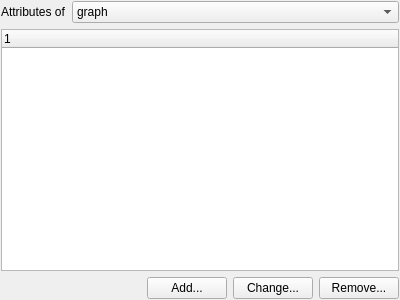
This is dpse2/src/commonui/CClassAttributesEditorUI.ui in ArsMasiuk/DPSE as Qt 5 draws it before an edit. The edited form follows.
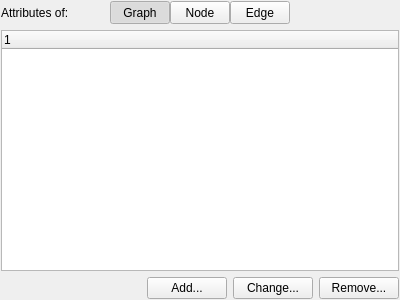
This is the edited form. Custom widgets are drawn as their Qt base class.

```diff
--- a/dpse2/src/commonui/CClassAttributesEditorUI.ui
+++ b/dpse2/src/commonui/CClassAttributesEditorUI.ui
@@ -27,42 +27,147 @@
     <number>1</number>
    </property>
    <item>
-    <layout class="QHBoxLayout" name="horizontalLayout_2">
+    <layout class="QHBoxLayout" name="horizontalLayout_2" stretch="1,0,0,0,1">
+     <property name="spacing">
+      <number>0</number>
+     </property>
      <item>
       <widget class="QLabel" name="label">
-       <property name="text">
-        <string>Attributes of</string>
-       </property>
-      </widget>
-     </item>
-     <item>
-      <widget class="QComboBox" name="ClassId">
-       <property name="sizePolicy">
-        <sizepolicy hsizetype="Expanding" vsizetype="Fixed">
-         <horstretch>0</horstretch>
-         <verstretch>0</verstretch>
-        </sizepolicy>
-       </property>
        <property name="statusTip">
         <string>Choose element to edit default attributes</string>
        </property>
-       <item>
-        <property name="text">
-         <string>graph</string>
-        </property>
-       </item>
-       <item>
-        <property name="text">
-         <string>node</string>
-        </property>
-       </item>
-       <item>
-        <property name="text">
-         <string>edge</string>
-        </property>
-       </item>
+       <property name="text">
+        <string>Attributes of:</string>
+       </property>
       </widget>
      </item>
+     <item>
+      <widget class="QToolButton" name="GraphButton">
+       <property name="sizePolicy">
+        <sizepolicy hsizetype="Fixed" vsizetype="Preferred">
+         <horstretch>0</horstretch>
+         <verstretch>0</verstretch>
+        </sizepolicy>
+       </property>
+       <property name="minimumSize">
+        <size>
+         <width>60</width>
+         <height>23</height>
+        </size>
+       </property>
+       <property name="statusTip">
+        <string>Edit graph attributes</string>
+       </property>
+       <property name="text">
+        <string>Graph</string>
+       </property>
+       <property name="iconSize">
+        <size>
+         <width>20</width>
+         <height>20</height>
+        </size>
+       </property>
+       <property name="checkable">
+        <bool>true</bool>
+       </property>
+       <property name="checked">
+        <bool>true</bool>
+       </property>
+       <property name="autoExclusive">
+        <bool>true</bool>
+       </property>
+       <property name="toolButtonStyle">
+        <enum>Qt::ToolButtonTextBesideIcon</enum>
+       </property>
+      </widget>
+     </item>
+     <item>
+      <widget class="QToolButton" name="NodeButton">
+       <property name="sizePolicy">
+        <sizepolicy hsizetype="Fixed" vsizetype="Preferred">
+         <horstretch>0</horstretch>
+         <verstretch>0</verstretch>
+        </sizepolicy>
+       </property>
+       <property name="minimumSize">
+        <size>
+         <width>60</width>
+         <height>23</height>
+        </size>
+       </property>
+       <property name="statusTip">
+        <string>Edit default node attributes</string>
+       </property>
+       <property name="text">
+        <string>Node</string>
+       </property>
+       <property name="iconSize">
+        <size>
+         <width>20</width>
+         <height>20</height>
+        </size>
+       </property>
+       <property name="checkable">
+        <bool>true</bool>
+       </property>
+       <property name="autoExclusive">
+        <bool>true</bool>
+       </property>
+       <property name="toolButtonStyle">
+        <enum>Qt::ToolButtonTextBesideIcon</enum>
+       </property>
+      </widget>
+     </item>
+     <item>
+      <widget class="QToolButton" name="EdgeButton">
+       <property name="sizePolicy">
+        <sizepolicy hsizetype="Fixed" vsizetype="Preferred">
+         <horstretch>0</horstretch>
+         <verstretch>0</verstretch>
+        </sizepolicy>
+       </property>
+       <property name="minimumSize">
+        <size>
+         <width>60</width>
+         <height>23</height>
+        </size>
+       </property>
+       <property name="statusTip">
+        <string>Edit default edge attributes</string>
+       </property>
+       <property name="text">
+        <string>Edge</string>
+       </property>
+       <property name="iconSize">
+        <size>
+         <width>20</width>
+         <height>20</height>
+        </size>
+       </property>
+       <property name="checkable">
+        <bool>true</bool>
+       </property>
+       <property name="autoExclusive">
+        <bool>true</bool>
+       </property>
+       <property name="toolButtonStyle">
+        <enum>Qt::ToolButtonTextBesideIcon</enum>
+       </property>
+      </widget>
+     </item>
+     <item>
+      <spacer name="horizontalSpacer_2">
+       <property name="orientation">
+        <enum>Qt::Horizontal</enum>
+       </property>
+       <property name="sizeHint" stdset="0">
+        <size>
+         <width>40</width>
+         <height>20</height>
+        </size>
+       </property>
+      </spacer>
+     </item>
     </layout>
    </item>
    <item>
```
Left out of the diff: 4 changed lines with no effect on the pictures.
